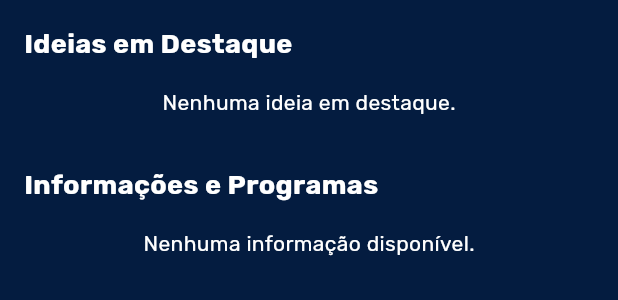
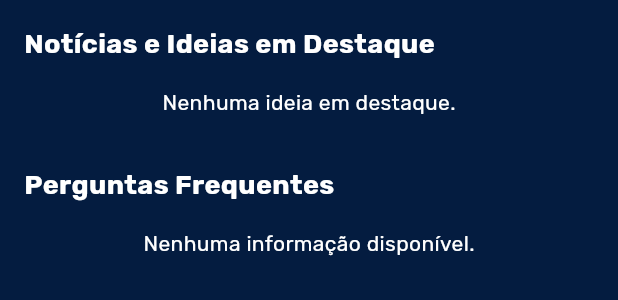
Before and after one commit to mbeatrizsantos/Challenge_Eurofarma, a Flutter app: the NoticiasScreen widget shown alone on an empty page, opened directly, on a phone screen of 412 x 824 dp. Shown: the top 300 px of the screen. Run offline on Flutter 3.47's test engine with Material 3 defaults, Android fonts, the light colour scheme and no system bars; our stand-ins replace cloud_firestore, firebase_auth, firebase_core; accounts and stored records are empty.

Commit message:
atualização

```diff
--- a/lib/screens/info_detail_screen.dart
+++ b/lib/screens/info_detail_screen.dart
@@ -1,9 +1,8 @@
 import 'package:flutter/material.dart';
 import 'package:flutter/services.dart';
-import 'noticias_screen.dart'; // Importa para ter acesso à classe InfoItem
+import 'noticias_screen.dart';
 
 class InfoDetailScreen extends StatelessWidget {
-  // A tela recebe um objeto InfoItem completo
   final InfoItem infoItem;
 
   const InfoDetailScreen({super.key, required this.infoItem});
@@ -28,7 +27,7 @@
             ),
             flexibleSpace: FlexibleSpaceBar(
               background: Image.asset(
-                infoItem.imageUrl, // Usa a imagem do InfoItem
+                infoItem.imageUrl,
                 fit: BoxFit.cover,
                 errorBuilder: (context, error, stackTrace) {
                   return const Center(child: Icon(Icons.image_not_supported, color: Colors.white70));
@@ -47,7 +46,6 @@
               child: Column(
                 crossAxisAlignment: CrossAxisAlignment.start,
                 children: [
-                  // Exibe o TÍTULO do InfoItem
                   Text(
                     infoItem.title,
                     style: const TextStyle(
@@ -57,13 +55,11 @@
                     ),
                   ),
                   const SizedBox(height: 16),
-                  // Exibe a DESCRIÇÃO curta como subtítulo
                   Text(
                     infoItem.description,
                     style: const TextStyle(color: Colors.grey, fontSize: 16, fontStyle: FontStyle.italic),
                   ),
                   const Divider(height: 48, thickness: 0.5),
-                  // Exibe o CONTEÚDO COMPLETO vindo do Firebase
                   Text(
                     infoItem.fullContent,
                     style: const TextStyle(
--- a/lib/screens/news_detail_screen.dart
+++ b/lib/screens/news_detail_screen.dart
@@ -1,16 +1,14 @@
 import 'package:flutter/material.dart';
 import 'package:flutter/services.dart';
-import 'noticias_screen.dart'; // Importa o arquivo para ter acesso à classe NewsItem
+import 'noticias_screen.dart';
 
 class NewsDetailScreen extends StatelessWidget {
-  // A tela recebe um objeto NewsItem completo, com todos os dados do documento do Firebase
   final NewsItem newsItem;
 
   const NewsDetailScreen({super.key, required this.newsItem});
 
   @override
   Widget build(BuildContext context) {
-    // Deixa os ícones da barra de status (hora, bateria) brancos para contrastar com a imagem
     SystemChrome.setSystemUIOverlayStyle(SystemUiOverlayStyle.light);
 
     return Scaffold(
@@ -20,9 +18,7 @@
             expandedHeight: 250.0,
             backgroundColor: Colors.transparent,
             elevation: 0,
-            pinned: true, // Mantém a barra (com a seta) visível no topo ao rolar
-
-            // Seta para voltar à tela anterior
+            pinned: true,
             leading: IconButton(
               icon: const Icon(Icons.arrow_back, color: Colors.white),
               onPressed: () {
@@ -32,31 +28,33 @@
 
             flexibleSpace: FlexibleSpaceBar(
               background: Image.asset(
-                // Carrega a imagem a partir da URL vinda do Firebase
                 newsItem.imageUrl,
                 fit: BoxFit.cover,
-
-                // Mostra um ícone de erro se a imagem não carregar
                 errorBuilder: (context, error, stackTrace) {
-                  return const Center(child: Icon(Icons.image_not_supported, color: Colors.white70));
+                  return const Center(
+                    child: Icon(
+                      Icons.image_not_supported,
+                      color: Colors.white70,
+                    ),
+                  );
                 },
               ),
             ),
           ),
-          // Adaptador para colocar o conteúdo principal da tela que não é "rolável" por si só
           SliverToBoxAdapter(
             child: Container(
-              padding: const EdgeInsets.symmetric(horizontal: 24.0, vertical: 32.0),
+              padding: const EdgeInsets.symmetric(
+                horizontal: 24.0,
+                vertical: 32.0,
+              ),
               decoration: const BoxDecoration(
                 color: Colors.white,
                 borderRadius: BorderRadius.vertical(top: Radius.circular(30)),
               ),
-              // O transform "puxa" o container branco para cima, sobrepondo parte da imagem
               transform: Matrix4.translationValues(0.0, -30.0, 0.0),
               child: Column(
                 crossAxisAlignment: CrossAxisAlignment.start,
                 children: [
-                  // Exibe o TÍTULO da notícia/ideia
                   Text(
                     newsItem.title,
                     style: const TextStyle(
@@ -66,31 +64,43 @@
                     ),
                   ),
                   const SizedBox(height: 16),
-                  // Exibe o AUTOR e o STATUS
                   Row(
                     children: [
-                      const Icon(Icons.person_outline, size: 16, color: Colors.grey),
+                      const Icon(
+                        Icons.person_outline,
+                        size: 16,
+                        color: Colors.grey,
+                      ),
                       const SizedBox(width: 4),
                       Text(
                         'Por: ${newsItem.author}',
-                        style: const TextStyle(color: Colors.grey, fontSize: 14),
+                        style: const TextStyle(
+                          color: Colors.grey,
+                          fontSize: 14,
+                        ),
                       ),
                       const SizedBox(width: 16),
-                      const Icon(Icons.flag_outlined, size: 16, color: Colors.grey),
+                      const Icon(
+                        Icons.flag_outlined,
+                        size: 16,
+                        color: Colors.grey,
+                      ),
                       const SizedBox(width: 4),
                       Text(
                         'Status: ${newsItem.status}',
-                        style: const TextStyle(color: Colors.grey, fontSize: 14),
+                        style: const TextStyle(
+                          color: Colors.grey,
+                          fontSize: 14,
+                        ),
                       ),
                     ],
                   ),
                   const Divider(height: 48, thickness: 0.5),
-                  // Exibe o CONTEÚDO COMPLETO vindo do Firebase
                   Text(
                     newsItem.content,
                     style: const TextStyle(
                       fontSize: 16,
-                      height: 1.6, // Espaçamento entre linhas para melhor leitura
+                      height: 1.6,
                       color: Colors.black87,
                     ),
                   ),
--- a/lib/screens/noticias_screen.dart
+++ b/lib/screens/noticias_screen.dart
@@ -3,7 +3,6 @@
 import 'package:cloud_firestore/cloud_firestore.dart';
 import 'news_detail_screen.dart';
 
-// --- MODELOS DE DADOS (sem alterações) ---
 class NewsItem {
   final String id;
   final String title;
@@ -12,7 +11,14 @@
   final String imageUrl;
   final String content;
 
-  NewsItem({ required this.id, required this.title, required this.author, required this.status, required this.imageUrl, required this.content });
+  NewsItem({
+    required this.id,
+    required this.title,
+    required this.author,
+    required this.status,
+    required this.imageUrl,
+    required this.content,
+  });
 
   factory NewsItem.fromFirestore(DocumentSnapshot doc) {
     Map data = doc.data() as Map<String, dynamic>;
@@ -34,7 +40,13 @@
   final String imageUrl;
   final String fullContent;
 
-  InfoItem({ required this.id, required this.title, required this.description, required this.imageUrl, required this.fullContent });
+  InfoItem({
+    required this.id,
+    required this.title,
+    required this.description,
+    required this.imageUrl,
+    required this.fullContent,
+  });
 
   factory InfoItem.fromFirestore(DocumentSnapshot doc) {
     Map data = doc.data() as Map<String, dynamic>;
@@ -48,12 +60,13 @@
   }
 }
 
-// --- TELA PRINCIPAL (sem alterações) ---
 class NoticiasScreen extends StatelessWidget {
   const NoticiasScreen({super.key});
 
   Future<List<NewsItem>> fetchIdeiasEmAndamento() async {
-    final snapshot = await FirebaseFirestore.instance.collection('noticias').get();
+    final snapshot = await FirebaseFirestore.instance
+        .collection('noticias')
+        .get();
     return snapshot.docs.map((doc) => NewsItem.fromFirestore(doc)).toList();
   }
 
@@ -64,22 +77,40 @@
 
   @override
   Widget build(BuildContext context) {
-    // (O build da tela continua o mesmo)
     return Container(
       color: const Color(0xFF041C40),
       child: ListView(
         padding: const EdgeInsets.all(16.0),
         children: [
-                const Text('Ideias em Destaque', style: TextStyle(color: Colors.white, fontSize: 18, fontWeight: FontWeight.bold)),
+          const Text(
+            'Notícias e Ideias em Destaque',
+            style: TextStyle(
+              color: Colors.white,
+              fontSize: 18,
+              fontWeight: FontWeight.bold,
+            ),
+          ),
           const SizedBox(height: 16),
           FutureBuilder<List<NewsItem>>(
             future: fetchIdeiasEmAndamento(),
             builder: (context, snapshot) {
-                        if (snapshot.connectionState == ConnectionState.waiting) return const Center(child: CircularProgressIndicator());
-                        if (!snapshot.hasData || snapshot.data!.isEmpty) return const Center(child: Text('Nenhuma ideia em destaque.', style: TextStyle(color: Colors.white)));
+              if (snapshot.connectionState == ConnectionState.waiting)
+                return const Center(child: CircularProgressIndicator());
+              if (!snapshot.hasData || snapshot.data!.isEmpty)
+                return const Center(
+                  child: Text(
+                    'Nenhuma ideia em destaque.',
+                    style: TextStyle(color: Colors.white),
+                  ),
+                );
               final ideas = snapshot.data!;
               return GridView.builder(
-                            gridDelegate: const SliverGridDelegateWithFixedCrossAxisCount(crossAxisCount: 2, crossAxisSpacing: 16, mainAxisSpacing: 16, childAspectRatio: 0.8),
+                gridDelegate: const SliverGridDelegateWithFixedCrossAxisCount(
+                  crossAxisCount: 2,
+                  crossAxisSpacing: 16,
+                  mainAxisSpacing: 16,
+                  childAspectRatio: 0.7,
+                ),
                 itemCount: ideas.length,
                 shrinkWrap: true,
                 physics: const NeverScrollableScrollPhysics(),
@@ -88,20 +119,40 @@
             },
           ),
           const SizedBox(height: 32),
-                const Text('Informações e Programas', style: TextStyle(color: Colors.white, fontSize: 18, fontWeight: FontWeight.bold)),
+          const Text(
+            'Perguntas Frequentes',
+            style: TextStyle(
+              color: Colors.white,
+              fontSize: 18,
+              fontWeight: FontWeight.bold,
+            ),
+          ),
           const SizedBox(height: 16),
           FutureBuilder<List<InfoItem>>(
             future: fetchInfoItems(),
             builder: (context, snapshot) {
-                        if (snapshot.connectionState == ConnectionState.waiting) return const Center(child: CircularProgressIndicator());
-                        if (!snapshot.hasData || snapshot.data!.isEmpty) return const Center(child: Text('Nenhuma informação disponível.', style: TextStyle(color: Colors.white)));
+              if (snapshot.connectionState == ConnectionState.waiting)
+                return const Center(child: CircularProgressIndicator());
+              if (!snapshot.hasData || snapshot.data!.isEmpty)
+                return const Center(
+                  child: Text(
+                    'Nenhuma informação disponível.',
+                    style: TextStyle(color: Colors.white),
+                  ),
+                );
               final infoItems = snapshot.data!;
               return GridView.builder(
-                            gridDelegate: const SliverGridDelegateWithFixedCrossAxisCount(crossAxisCount: 2, crossAxisSpacing: 16, mainAxisSpacing: 16, childAspectRatio: 0.8),
+                gridDelegate: const SliverGridDelegateWithFixedCrossAxisCount(
+                  crossAxisCount: 2,
+                  crossAxisSpacing: 16,
+                  mainAxisSpacing: 16,
+                  childAspectRatio: 0.7,
+                ),
                 itemCount: infoItems.length,
                 shrinkWrap: true,
                 physics: const NeverScrollableScrollPhysics(),
-                            itemBuilder: (context, index) => InfoCard(info: infoItems[index]),
+                itemBuilder: (context, index) =>
+                    InfoCard(info: infoItems[index]),
               );
             },
           ),
@@ -111,19 +162,20 @@
   }
 }
 
-// --- WIDGETS DOS CARDS ATUALIZADOS ---
 
 class NewsCard extends StatelessWidget {
   final NewsItem news;
   const NewsCard({super.key, required this.news});
 
-  // (As funções de cor continuam aqui)
-  // ...
-
   @override
   Widget build(BuildContext context) {
     return GestureDetector(
-      onTap: () => Navigator.push(context, MaterialPageRoute(builder: (context) => NewsDetailScreen(newsItem: news))),
+      onTap: () => Navigator.push(
+        context,
+        MaterialPageRoute(
+          builder: (context) => NewsDetailScreen(newsItem: news),
+        ),
+      ),
       child: Card(
         color: Colors.white,
         clipBehavior: Clip.antiAlias,
@@ -136,9 +188,13 @@
                 news.imageUrl,
                 fit: BoxFit.cover,
                 width: double.infinity,
-                // MOSTRA UM ÍCONE DE ERRO SE A IMAGEM NÃO CARREGAR
                 errorBuilder: (context, error, stackTrace) {
-                  return const Center(child: Icon(Icons.image_not_supported_outlined, color: Colors.grey));
+                  return const Center(
+                    child: Icon(
+                      Icons.image_not_supported_outlined,
+                      color: Colors.grey,
+                    ),
+                  );
                 },
               ),
             ),
@@ -147,11 +203,17 @@
               child: Column(
                 crossAxisAlignment: CrossAxisAlignment.start,
                 children: [
-                  // (O resto do conteúdo do card continua o mesmo)
-                  // ...
-                  Text(news.title, style: const TextStyle(fontWeight: FontWeight.bold), maxLines: 2),
+                  Text(
+                    news.title,
+                    style: const TextStyle(fontWeight: FontWeight.bold),
+                    maxLines: 2,
+                  ),
                   const SizedBox(height: 4),
-                  Text('Por: ${news.author}', style: const TextStyle(color: Colors.grey, fontSize: 12), maxLines: 1),
+                  Text(
+                    'Por: ${news.author}',
+                    style: const TextStyle(color: Colors.grey, fontSize: 12),
+                    maxLines: 1,
+                  ),
                 ],
               ),
             ),
@@ -162,9 +224,6 @@
   }
 }
 
-// ... todo o resto do seu arquivo noticias_screen.dart permanece igual ...
-
-// Encontre este widget no seu arquivo
 class InfoCard extends StatelessWidget {
   final InfoItem info;
   const InfoCard({super.key, required this.info});
@@ -172,9 +231,7 @@
   @override
   Widget build(BuildContext context) {
     return GestureDetector(
-      // ===== ALTERAÇÃO AQUI =====
       onTap: () {
-        // Remove o 'print' e adiciona a navegação
         Navigator.push(
           context,
           MaterialPageRoute(
@@ -182,7 +239,7 @@
           ),
         );
       },
-      // ==========================
+
       child: Card(
         color: Colors.white,
         clipBehavior: Clip.antiAlias,
@@ -196,7 +253,12 @@
                 fit: BoxFit.cover,
                 width: double.infinity,
                 errorBuilder: (context, error, stackTrace) {
-                  return const Center(child: Icon(Icons.image_not_supported_outlined, color: Colors.grey));
+                  return const Center(
+                    child: Icon(
+                      Icons.image_not_supported_outlined,
+                      color: Colors.grey,
+                    ),
+                  );
                 },
               ),
             ),
@@ -205,9 +267,19 @@
               child: Column(
                 crossAxisAlignment: CrossAxisAlignment.start,
                 children: [
-                  Text(info.title, style: const TextStyle(fontWeight: FontWeight.bold), maxLines: 2, overflow: TextOverflow.ellipsis,),
+                  Text(
+                    info.title,
+                    style: const TextStyle(fontWeight: FontWeight.bold),
+                    maxLines: 2,
+                    overflow: TextOverflow.ellipsis,
+                  ),
                   const SizedBox(height: 4),
-                  Text(info.description, style: const TextStyle(color: Colors.grey, fontSize: 12), maxLines: 2, overflow: TextOverflow.ellipsis),
+                  Text(
+                    info.description,
+                    style: const TextStyle(color: Colors.grey, fontSize: 12),
+                    maxLines: 2,
+                    overflow: TextOverflow.ellipsis,
+                  ),
                 ],
               ),
             ),
--- a/pubspec.yaml
+++ b/pubspec.yaml
@@ -41,11 +41,11 @@
   assets:
     - assets/logo.png
     - assets/camilo.jpg
-    - assets/drone.png
+    - assets/drone.jpg
     - assets/clic.jpeg
-    - assets/digitalizacao_qc.png
+    - assets/digitalizacao_qc.jpg
     - assets/ideia.jpeg
-    - assets/logisticaReversa.png
+    - assets/logisticaReversa.jpg
     - assets/office.jpg
     - assets/pontuacao.jpg
     - assets/saudeMental.jpg
```
Also changed, not shown: assets/digitalizacao_qc.jpg (added), assets/drone.jpg (added), assets/logisticaReversa.jpg (added), assets/saudeMental.jpg, 4 other files. Lines whose indentation alone changed are shown as unchanged.
